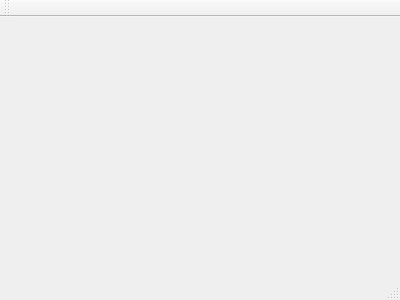
Before: the Qt Designer form TDC-NetworkSimulator/mainwindow.ui in DenerThiago21/SimulaRede, drawn with Qt 5.
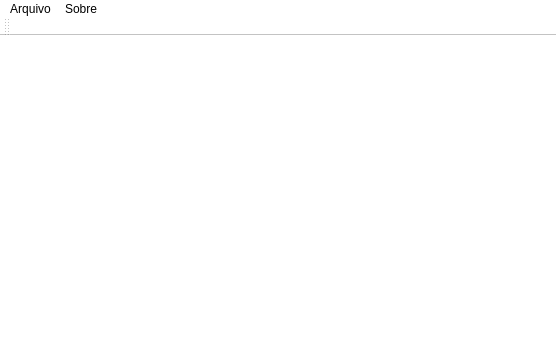
After: the same form once the commit is applied.

Diff of the .ui file:
```diff
--- a/TDC-NetworkSimulator/mainwindow.ui
+++ b/TDC-NetworkSimulator/mainwindow.ui
@@ -1,24 +1,87 @@
 <ui version="4.0">
  <class>MainWindow</class>
- <widget class="QMainWindow" name="MainWindow" >
-  <property name="geometry" >
+ <widget class="QMainWindow" name="MainWindow">
+  <property name="geometry">
    <rect>
     <x>0</x>
     <y>0</y>
-    <width>400</width>
-    <height>300</height>
+    <width>556</width>
+    <height>356</height>
    </rect>
   </property>
   <property name="windowTitle" >
    <string>MainWindow</string>
   </property>
-  <widget class="QMenuBar" name="menuBar" />
-  <widget class="QToolBar" name="mainToolBar" />
-  <widget class="QWidget" name="centralWidget" />
-  <widget class="QStatusBar" name="statusBar" />
+  <property name="styleSheet">
+   <string notr="true">background-color: rgb(255, 255, 255);</string>
+  </property>
+  <property name="toolButtonStyle">
+   <enum>Qt::ToolButtonTextOnly</enum>
+  </property>
+  <widget class="QWidget" name="centralWidget">
+   <widget class="QLabel" name="label">
+    <property name="geometry">
+     <rect>
+      <x>9</x>
+      <y>9</y>
+      <width>531</width>
+      <height>291</height>
+     </rect>
+    </property>
+    <property name="text">
+     <string/>
+    </property>
+   </widget>
+  </widget>
+  <widget class="QMenuBar" name="menuBar">
+   <property name="geometry">
+    <rect>
+     <x>0</x>
+     <y>0</y>
+     <width>556</width>
+     <height>21</height>
+    </rect>
+   </property>
+   <widget class="QMenu" name="menuArquivo">
+    <property name="title">
+     <string>Arquivo</string>
+    </property>
+    <addaction name="actionNovo"/>
+    <addaction name="actionAbrir"/>
+   </widget>
+   <widget class="QMenu" name="menuSobre">
+    <property name="title">
+     <string>Sobre</string>
+    </property>
+   </widget>
+   <addaction name="menuArquivo"/>
+   <addaction name="menuSobre"/>
+  </widget>
+  <widget class="QToolBar" name="mainToolBar">
+   <attribute name="toolBarArea">
+    <enum>TopToolBarArea</enum>
+   </attribute>
+   <attribute name="toolBarBreak">
+    <bool>false</bool>
+   </attribute>
+  </widget>
+  <action name="actionNovo">
+   <property name="text">
+    <string>Novo</string>
+   </property>
+  </action>
+  <action name="actionAbrir">
+   <property name="text">
+    <string>Abrir</string>
+   </property>
+  </action>
+  <action name="actionSimulador">
+   <property name="text">
+    <string>Simulador</string>
+   </property>
+  </action>
  </widget>
- <layoutDefault spacing="6" margin="11" />
- <pixmapfunction></pixmapfunction>
+ <layoutdefault spacing="6" margin="11"/>
  <resources/>
  <connections/>
 </ui>
```
Left out of the diff: 5 changed lines with no effect on the pictures.
